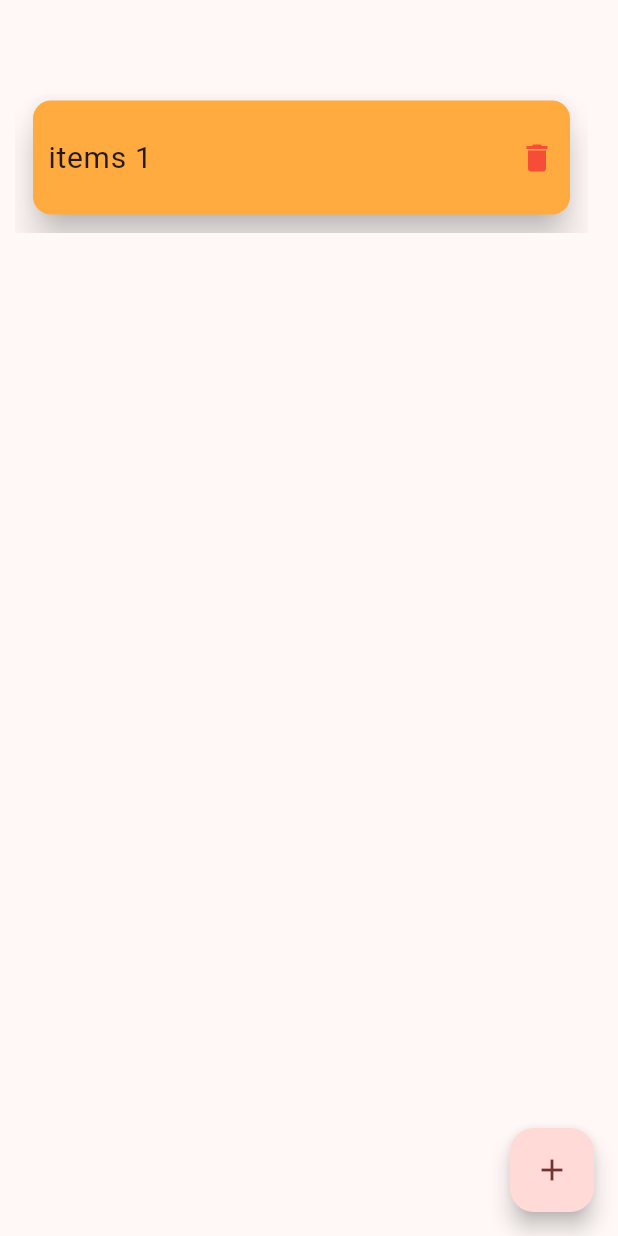
After one commit to AbhijeetS29/Flutter-Firebase, a Flutter app: the Animationss screen opened directly, after a tap on the "add" icon, on a phone screen of 412 x 824 dp. The commit adds this screen. Run offline on Flutter 3.47's test engine with Material 3 defaults, Android fonts, the light colour scheme and no system bars; our stand-ins replace animated_splash_screen, font_awesome_flutter, page_transition.

Commit message:
list_Animation

```diff
--- a/lib/homePage.dart
+++ b/lib/homePage.dart
@@ -4,6 +4,7 @@ import 'package:flutter/rendering.dart';
 import 'package:font_awesome_flutter/font_awesome_flutter.dart';
 import 'Book.dart';
 import 'package:firstyy_y/bookFlip.dart';
+import 'listAnimated.dart';
 
 class First extends StatefulWidget {
   @override
@@ -69,7 +70,7 @@ class _FirstState extends State<First> {
             onTap: () {
               // Add your action here when the container is tapped
               print('Container tapped!');
-              Navigator.push(context, MaterialPageRoute(builder: (context)=> BookFlipAnimation()));
+              Navigator.push(context, MaterialPageRoute(builder: (context)=> BookPageCurl()));
               // You can navigate to a new screen or perform any action here
             },
             child: Container(
@@ -88,6 +89,7 @@ class _FirstState extends State<First> {
               // Add your action here when the container is tapped
               print('Container tapped!');
               // You can navigate to a new screen or perform any action here
+              Navigator.push(context, MaterialPageRoute(builder: (context)=> Animationss()));
             },
             child: Container(
               margin: EdgeInsets.only(top: 20, left: 20), // Adding margin from top and left
--- /dev/null
+++ b/lib/listAnimated.dart
@@ -0,0 +1,77 @@
+import 'package:flutter/material.dart';
+
+class Animationss extends StatelessWidget {
+  final arrayItens=[];
+
+  final GlobalKey<AnimatedListState> _key =GlobalKey();
+
+  void _additem(){
+    arrayItens.insert(0, "items ${arrayItens.length +1 }");
+    _key.currentState!.insertItem(0,duration: const Duration(seconds : 1));
+  }
+  void _removeItem(int index) {
+    String removedItem = arrayItens[index];
+    _key.currentState!.removeItem(
+      index,
+          (context, animation) {
+        return SizeTransition(
+          sizeFactor: animation,
+          child: Padding(
+            padding: const EdgeInsets.all(8.0),
+            child: Card(
+              elevation: 10,
+              color: Colors.orangeAccent,
+              child: ListTile(
+                contentPadding: EdgeInsets.all(10),
+                title: Text(removedItem, style: TextStyle(fontSize: 20)),
+              ),
+            ),
+          ),
+        );
+      },
+      duration: Duration(seconds: 1),
+    );
+
+    arrayItens.removeAt(index);
+  }
+
+
+  @override
+  Widget build(BuildContext context) {
+    return Scaffold(
+      body: AnimatedList(key:_key,
+        initialItemCount: 0,
+        padding: EdgeInsets.fromLTRB(10, 55, 20, 0),
+
+        itemBuilder: (BuildContext context, int index, animation) {
+        return SizeTransition(
+          key: UniqueKey(),
+            sizeFactor: animation,
+            child: Padding(
+              padding: const EdgeInsets.all(8.0),
+              child: Card(
+                elevation: 10,
+                color:  Colors.orangeAccent,
+                child: ListTile(
+                  contentPadding: EdgeInsets.all(10),
+                  title: Text(arrayItens[index],style : TextStyle(fontSize: 20)),
+                  trailing: Icon( Icons.delete,
+                    color: Colors.red.withOpacity(0.9),
+                  ),
+                  onTap: ()=>_removeItem(index)  ,
+
+                ),
+              ),
+            )
+        );
+      },
+
+      ),
+      floatingActionButton: FloatingActionButton(
+        onPressed: _additem,child: const Icon(Icons.add),
+      ),
+
+    );
+  }
+
+}
```
Also changed, not shown: lib/bookFlip.dart (+6 -5 lines), 1 other file.
